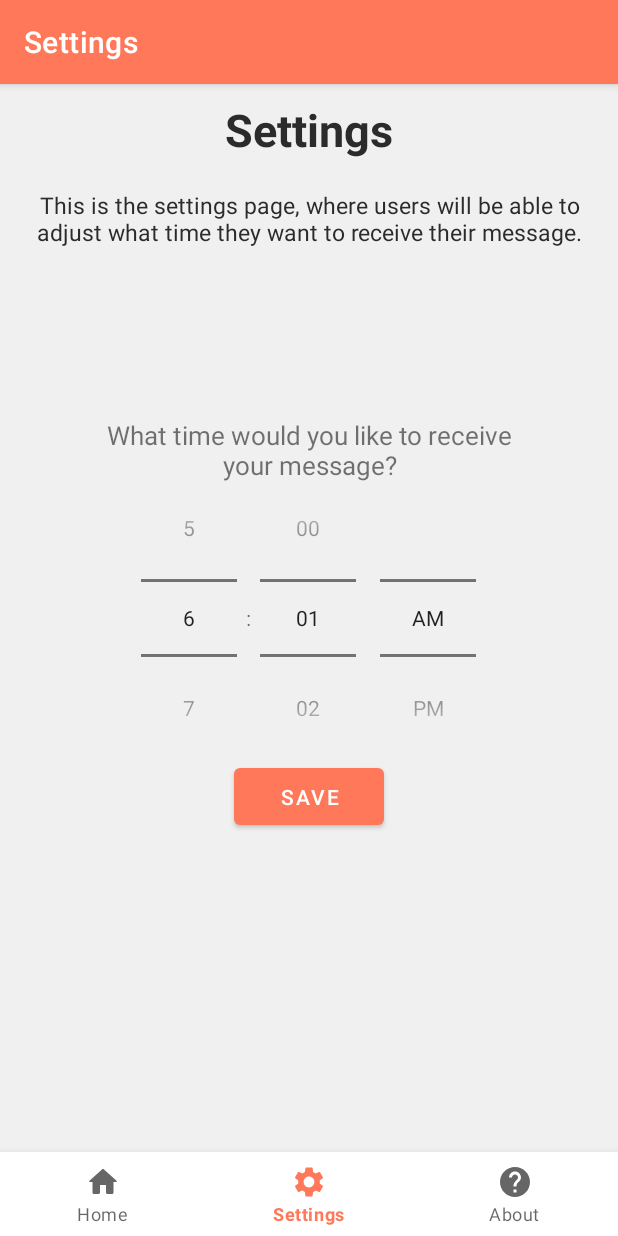
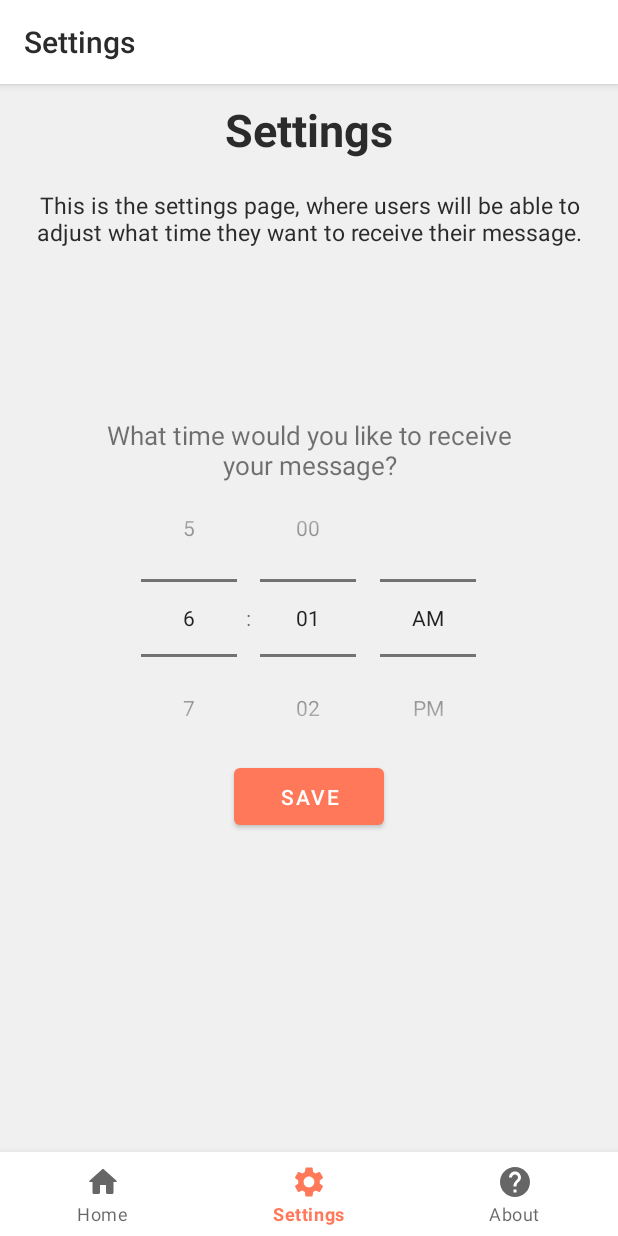
Before and after one commit to gradientdev/Starfruit, an Android app: the screen it shows after launch (MainActivity), item 2 of the bottom bar chosen, on a phone screen of 412 x 824 dp. Run offline under Robolectric (Android 15) with nearby library versions, the phone set to English and light mode, and no system bars.

Commit message:
Changed look of action bar drastically, added icon to action bar

```diff
--- /dev/null
+++ b/app/src/main/res/drawable/ic_share.xml
@@ -0,0 +1,5 @@
+<vector android:height="24dp" android:tint="#FF785A"
+    android:viewportHeight="24" android:viewportWidth="24"
+    android:width="24dp" xmlns:android="http://schemas.android.com/apk/res/android">
+    <path android:fillColor="@android:color/white" android:pathData="M18,16.08c-0.76,0 -1.44,0.3 -1.96,0.77L8.91,12.7c0.05,-0.23 0.09,-0.46 0.09,-0.7s-0.04,-0.47 -0.09,-0.7l7.05,-4.11c0.54,0.5 1.25,0.81 2.04,0.81 1.66,0 3,-1.34 3,-3s-1.34,-3 -3,-3 -3,1.34 -3,3c0,0.24 0.04,0.47 0.09,0.7L8.04,9.81C7.5,9.31 6.79,9 6,9c-1.66,0 -3,1.34 -3,3s1.34,3 3,3c0.79,0 1.5,-0.31 2.04,-0.81l7.12,4.16c-0.05,0.21 -0.08,0.43 -0.08,0.65 0,1.61 1.31,2.92 2.92,2.92 1.61,0 2.92,-1.31 2.92,-2.92s-1.31,-2.92 -2.92,-2.92z"/>
+</vector>
--- a/app/src/main/res/layout/activity_main.xml
+++ b/app/src/main/res/layout/activity_main.xml
@@ -21,11 +21,7 @@
         android:layout_width="match_parent"
         android:layout_height="wrap_content"
         android:layout_alignParentBottom="true"
-
         android:background="@android:color/white"
-
-        android:elevation="10dp"
         app:menu="@menu/nav_menu" />
 
-
 </RelativeLayout>
--- a/app/src/main/res/layout/fragment_settings.xml
+++ b/app/src/main/res/layout/fragment_settings.xml
@@ -3,9 +3,9 @@
     xmlns:tools="http://schemas.android.com/tools"
     android:layout_width="match_parent"
     android:layout_height="match_parent"
+    xmlns:app="http://schemas.android.com/apk/res-auto"
     tools:context=".SettingsFragment"
-    android:layout_margin="10dp"
-    >
+    android:layout_margin="10dp">
 
     <!-- TODO: Update blank fragment layout -->
     <RelativeLayout
--- a/app/src/main/res/values/themes.xml
+++ b/app/src/main/res/values/themes.xml
@@ -1,6 +1,6 @@
 <resources xmlns:tools="http://schemas.android.com/tools">
     <!-- Base application theme. -->
-    <style name="Theme.Starfruit" parent="Theme.MaterialComponents.DayNight.DarkActionBar">
+    <style name="Theme.Starfruit" parent="Theme.MaterialComponents.Light">
         <!-- Primary brand color. -->
         <item name="colorPrimary">@color/coral</item>
         <item name="colorPrimaryVariant">@color/darkcoral</item>
@@ -11,5 +11,16 @@
         <item name="colorOnSecondary">@color/black</item>
         <!-- Status bar color. -->
         <item name="android:statusBarColor" tools:targetApi="l">?attr/colorPrimaryVariant</item>
+        <item name="actionBarTheme">@style/CustomToolbarTheme</item>
     </style>
+
+    <style name="CustomToolbarTheme" parent="Theme.AppCompat.NoActionBar">
+        <item name="android:background">@color/white</item>
+        <item name="android:textColorPrimary">@color/coal</item>
+        <item name="titleTextStyle">@style/MyTheme.ActionBar.TitleTextStyle</item>
+    </style>
+    <style name="MyTheme.ActionBar.TitleTextStyle" parent="TextAppearance.AppCompat">
+        <item name="android:textStyle">bold</item>
+    </style>
+
 </resources>
```
